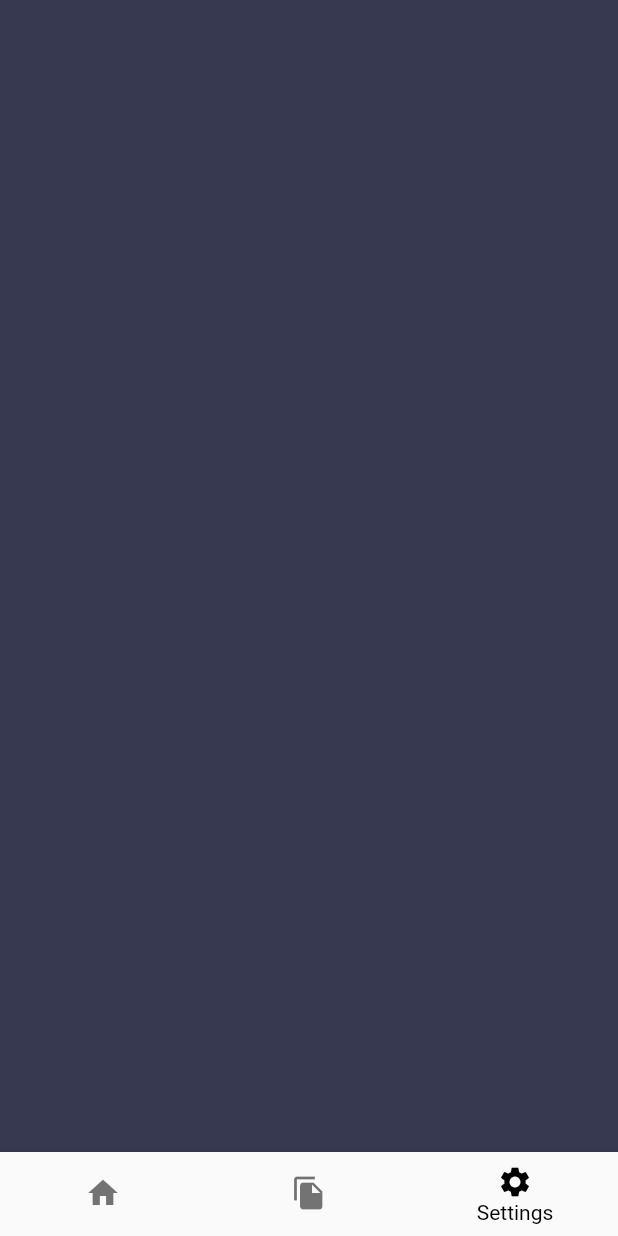
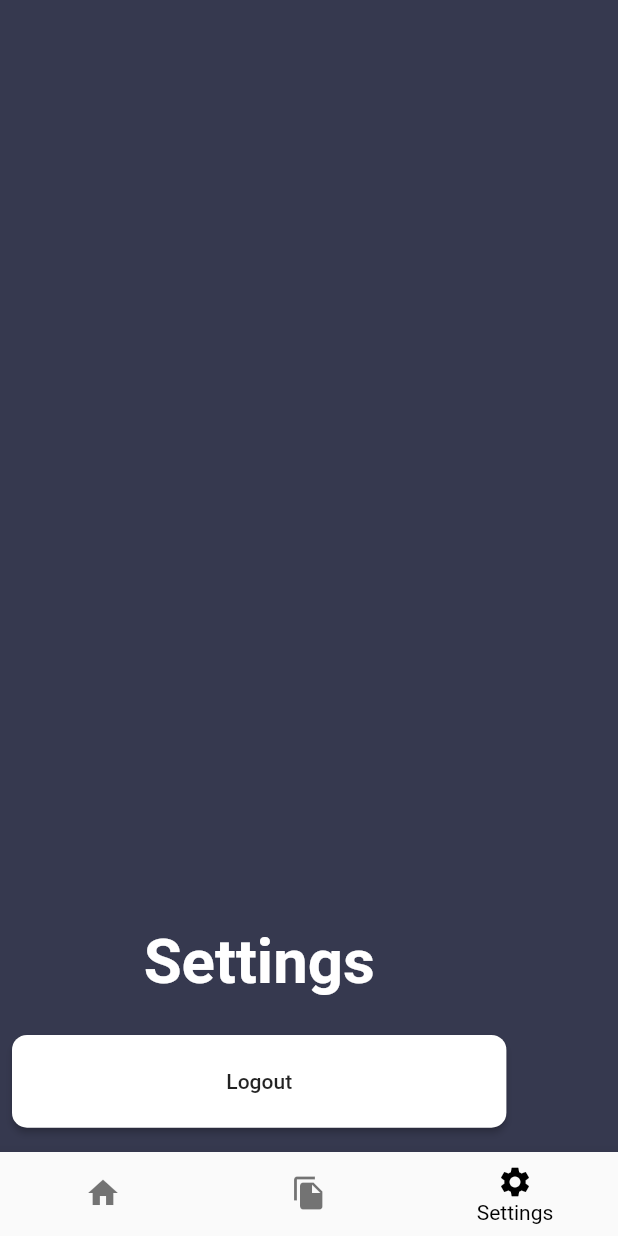
Before and after one commit to VinuBalagopalAP/KS-Smart, a Flutter app: the Home screen opened by its route, item 3 of the bottom bar chosen, on a phone screen of 412 x 824 dp. Run offline on Flutter 3.47's test engine with Material 2 defaults, Android fonts, the phone set to English and light mode, and no system bars; our stand-ins replace firebase_auth, firebase_core, google_fonts, google_sign_in; accounts and stored records are empty.

```diff
--- a/lib/screens/home/settings/settings.dart
+++ b/lib/screens/home/settings/settings.dart
@@ -1,9 +1,39 @@
 import 'package:flutter/material.dart';
+
+import '../../../utils/theme.dart';
+import '../../auth/auth_page.dart';
 
 class SettingsPage extends StatelessWidget {
   const SettingsPage({Key? key}) : super(key: key);
   @override
   Widget build(BuildContext context) {
-    return Container();
+    return SafeArea(
+      child: Padding(
+          padding: const EdgeInsets.all(8.0),
+          child: Column(
+            mainAxisAlignment: MainAxisAlignment.end,
+            children: [
+              Text('Settings',
+                  style: Theme.of(context).textTheme.headline3!.merge(TextStyle(
+                        color: KsSmartTheme.primaryColor,
+                        fontSize: MediaQuery.of(context).size.height * 0.05,
+                        fontWeight: FontWeight.w700,
+                      ))),
+              SizedBox(height: MediaQuery.of(context).size.height * 0.03),
+
+              /// [ Logout ] button.
+              AuthButtons(
+                title: 'Logout',
+                onPressed: () {
+                  Navigator.pushNamed(context, '/auth');
+                  // FirebaseAuth.instance.signOut();
+                  debugPrint('Logout');
+                },
+                backgroundColor: KsSmartTheme.primaryColor,
+              ),
+              SizedBox(height: MediaQuery.of(context).size.height * 0.01),
+            ],
+          )),
+    );
   }
 }
```
Also changed, not shown: lib/screens/auth/pages/login.dart (+42 -13 lines), lib/screens/auth/pages/signuppage.dart (+30 -1 lines), lib/firebase_options.dart, pubspec.lock, 14 other files.
